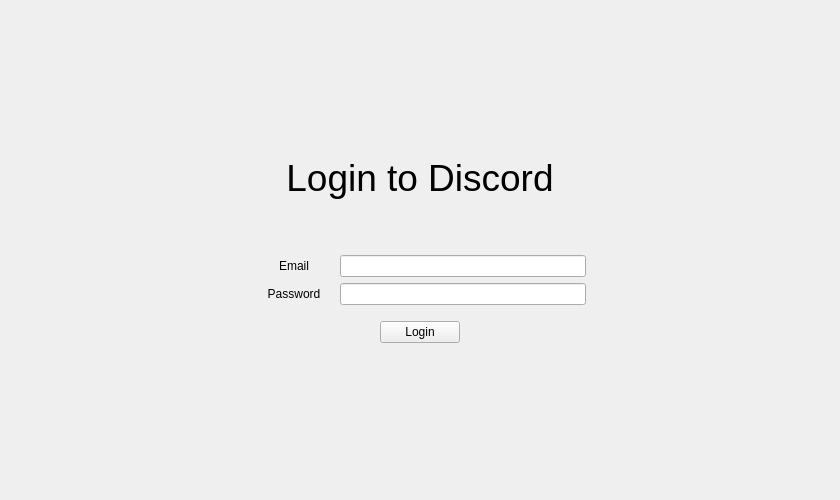
Above: src/ui/login.ui from mak448a/Qtcord before the change. Below: the same form after it.
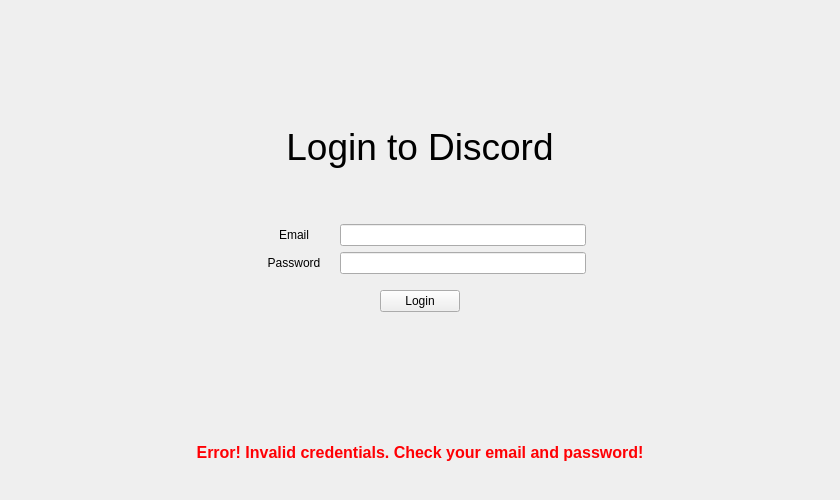
That is the form after the change.

Commit message: Add error handling for login #20

Diff of the .ui file:
```diff
--- a/src/ui/login.ui
+++ b/src/ui/login.ui
@@ -208,6 +208,48 @@
       </property>
      </spacer>
     </item>
+    <item>
+     <widget class="QFrame" name="info_frame">
+      <property name="frameShape">
+       <enum>QFrame::Shape::NoFrame</enum>
+      </property>
+      <property name="lineWidth">
+       <number>0</number>
+      </property>
+      <layout class="QVBoxLayout" name="verticalLayout_2">
+       <item>
+        <layout class="QVBoxLayout" name="verticalLayout_4">
+         <item>
+          <widget class="QLabel" name="info">
+           <property name="text">
+            <string>&lt;html&gt;&lt;head/&gt;&lt;body&gt;&lt;p&gt;&lt;span style=&quot; font-size:12pt; font-weight:700; color:#ff0004;&quot;&gt;Error! Invalid credentials. Check your email and password!&lt;/span&gt;&lt;/p&gt;&lt;/body&gt;&lt;/html&gt;</string>
+           </property>
+           <property name="alignment">
+            <set>Qt::AlignmentFlag::AlignCenter</set>
+           </property>
+          </widget>
+         </item>
+         <item>
+          <spacer name="verticalSpacer_3">
+           <property name="orientation">
+            <enum>Qt::Orientation::Vertical</enum>
+           </property>
+           <property name="sizeType">
+            <enum>QSizePolicy::Policy::Fixed</enum>
+           </property>
+           <property name="sizeHint" stdset="0">
+            <size>
+             <width>20</width>
+             <height>20</height>
+            </size>
+           </property>
+          </spacer>
+         </item>
+        </layout>
+       </item>
+      </layout>
+     </widget>
+    </item>
    </layout>
   </widget>
   <widget class="QMenuBar" name="menubar">
```
Left out of the diff: 28 changed lines with no effect on the pictures. The commit also changes 2 other files.
